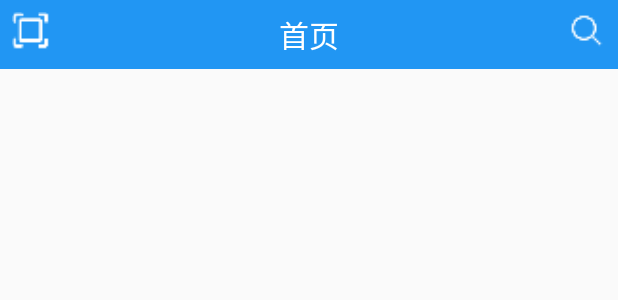
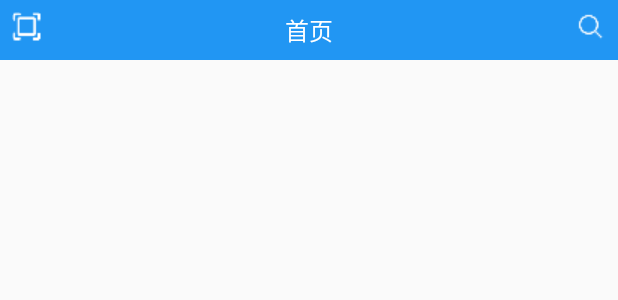
Before and after one commit to LoveLifeEveryday/PlayXAndroid, an Android app: the layout item_title.xml on its own in the app's theme, with its tools: preview values and no code run, on a phone screen of 412 x 824 dp. Shown: the top 300 px of the screen. Run offline under Robolectric (Android 15) with nearby library versions, the phone set to English and light mode, and no system bars; network calls fail.

Commit message:
fix(item_title,fragment_tree):修复了标题大小不一致的bug

```diff
--- a/app/src/main/res/layout/fragment_tree.xml
+++ b/app/src/main/res/layout/fragment_tree.xml
@@ -10,7 +10,7 @@
     <com.google.android.material.tabs.TabLayout
         android:id="@+id/tl_tree"
         android:layout_width="match_parent"
-        android:layout_height="wrap_content"
+        android:layout_height="41dp"
         android:background="@color/colorPrimary"
         app:tabMode="fixed"
         app:tabGravity="center"
--- a/app/src/main/res/layout/item_title.xml
+++ b/app/src/main/res/layout/item_title.xml
@@ -24,7 +24,7 @@
         android:gravity="center"
         android:text="@string/title"
         android:textColor="#ffffff"
-        android:textSize="@dimen/titleTextSize"
+        android:textSize="@dimen/font_16"
         tools:ignore="RelativeOverlap" />
 
     <ImageView
--- a/app/src/main/res/values/dimens.xml
+++ b/app/src/main/res/values/dimens.xml
@@ -1,7 +1,7 @@
 <?xml version="1.0" encoding="utf-8"?>
 <resources>
     <dimen name="bNVMaginTop">8dp</dimen>
-    <dimen name="titleImageSize">25dp</dimen>
+    <dimen name="titleImageSize">20dp</dimen>
     <dimen name="titleTextSize">20sp</dimen>
     <dimen name="bannerHeight">200dp</dimen>
     <dimen name="ProgressBarHeight">5dp</dimen>
```
